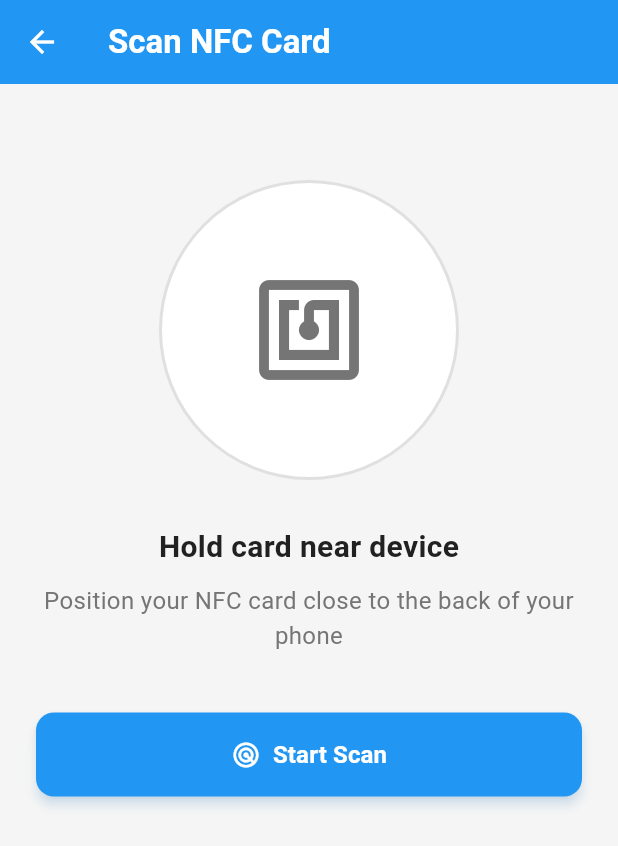
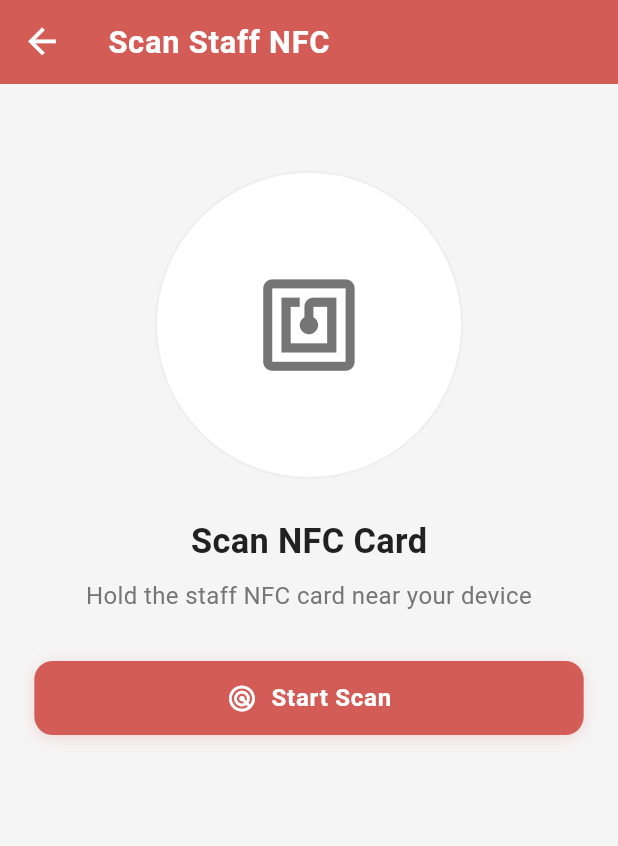
Before and after one commit to Umaiir11/nfcapp, a Flutter app: the ScanNfcScreen screen opened directly, on a phone screen of 412 x 824 dp. Shown: the top 846 px of the screen. Run offline on Flutter 3.47's test engine with Material 3 defaults, Android fonts, the phone set to English and light mode, and no system bars; our stand-ins replace flutter_screenutil, get; missing offline and left inert: flutter_nfc_kit, ndef.

Commit message:
ui rewamp

```diff
--- a/lib/app/configs/app_colors.dart
+++ b/lib/app/configs/app_colors.dart
@@ -1,9 +1,9 @@
 import 'dart:ui';
 
 class AppColors {
-  static const Color primary = Color(0xFF2196F3);
-  static const Color primaryDark = Color(0xFF1976D2);
-  static const Color secondary = Color(0xFF03DAC6);
+  static const Color primary = Color(0xFFD35C57);
+  static const Color primaryDark = Color(0xFFEE4840);
+  static const Color secondary = Color(0xFFEFF0F0);
   static const Color background = Color(0xFFF5F5F5);
   static const Color surface = Color(0xFFFFFFFF);
   static const Color error = Color(0xFFE57373);
--- a/lib/app/views/scan_nfc_view.dart
+++ b/lib/app/views/scan_nfc_view.dart
@@ -1,7 +1,6 @@
-import 'package:flutter/cupertino.dart';
 import 'package:flutter/material.dart';
+import 'package:flutter_screenutil/flutter_screenutil.dart';
 import 'package:get/get.dart';
-import 'package:get/get_core/src/get_main.dart';
 
 import '../../widgets/custom_button.dart';
 import '../configs/app_colors.dart';
@@ -16,32 +15,41 @@ class ScanNfcScreen extends StatelessWidget {
     return Scaffold(
       backgroundColor: AppColors.background,
       appBar: AppBar(
+        backgroundColor: AppColors.primary,
+        elevation: 0,
         title: Text(
-          'Scan NFC Card',
+          'Scan Staff NFC',
           style: TextStyle(
             color: AppColors.surface,
-            fontWeight: FontWeight.bold,
+            fontSize: 18.sp,
+            fontWeight: FontWeight.w700,
+            letterSpacing: 0.5,
           ),
         ),
-        backgroundColor: AppColors.primary,
-        elevation: 0,
         leading: IconButton(
-          icon: Icon(Icons.arrow_back, color: AppColors.surface),
+          icon: Icon(Icons.arrow_back, color: AppColors.surface, size: 24.w),
           onPressed: () => Get.back(),
+        ),
+        flexibleSpace: Container(
+          decoration: BoxDecoration(
+            gradient: LinearGradient(
+              colors: [AppColors.primary, AppColors.primary.withOpacity(0.8)],
+              begin: Alignment.topCenter,
+              end: Alignment.bottomCenter,
+            ),
+          ),
         ),
       ),
       body: SafeArea(
         child: Padding(
-          padding: EdgeInsets.all(24.0),
+          padding: EdgeInsets.symmetric(horizontal: 20.w, vertical: 24.h),
           child: Column(
             children: [
-              SizedBox(height: 40),
-
-              // NFC Animation
+              SizedBox(height: 32.h),
               Obx(() => AnimatedContainer(
-                duration: Duration(milliseconds: 500),
-                width: 200,
-                height: 200,
+                duration: Duration(milliseconds: 600),
+                width: 180.w,
+                height: 180.w,
                 decoration: BoxDecoration(
                   color: controller.isLoading.value
                       ? AppColors.primary.withOpacity(0.1)
@@ -50,16 +58,18 @@ class ScanNfcScreen extends StatelessWidget {
                   border: Border.all(
                     color: controller.isLoading.value
                         ? AppColors.primary
-                        : AppColors.divider,
-                    width: 2,
+                        : AppColors.divider.withOpacity(0.5),
+                    width: 1.5.w,
                   ),
-                  boxShadow: controller.isLoading.value ? [
+                  boxShadow: controller.isLoading.value
+                      ? [
                     BoxShadow(
-                      color: AppColors.primary.withOpacity(0.3),
-                      blurRadius: 20,
-                      spreadRadius: 5,
+                      color: AppColors.primary.withOpacity(0.2),
+                      blurRadius: 16.r,
+                      spreadRadius: 4.r,
                     ),
-                  ] : [],
+                  ]
+                      : [],
                 ),
                 child: Center(
                   child: controller.isLoading.value
@@ -68,68 +78,63 @@ class ScanNfcScreen extends StatelessWidget {
                     children: [
                       Icon(
                         Icons.nfc,
-                        size: 60,
+                        size: 48.w,
                         color: AppColors.primary,
                       ),
-                      SizedBox(height: 10),
-                      CircularProgressIndicator(
-                        valueColor: AlwaysStoppedAnimation<Color>(
-                          AppColors.primary,
+                      SizedBox(height: 12.h),
+                      SizedBox(
+                        width: 24.w,
+                        height: 24.w,
+                        child: CircularProgressIndicator(
+                          valueColor: AlwaysStoppedAnimation<Color>(
+                            AppColors.primary,
+                          ),
+                          strokeWidth: 2.w,
                         ),
                       ),
                     ],
                   )
                       : Icon(
                     Icons.nfc,
-                    size: 80,
+                    size: 64.w,
                     color: AppColors.textSecondary,
                   ),
                 ),
               )),
-
-              SizedBox(height: 30),
-
+              SizedBox(height: 24.h),
               Text(
-                'Hold card near device',
+                'Scan NFC Card',
                 style: TextStyle(
-                  fontSize: 20,
-                  fontWeight: FontWeight.w600,
+                  fontSize: 20.sp,
+                  fontWeight: FontWeight.w700,
                   color: AppColors.textPrimary,
                 ),
               ),
-
-              SizedBox(height: 10),
-
+              SizedBox(height: 8.h),
               Text(
-                'Position your NFC card close to the back of your phone',
+                'Hold the staff NFC card near your device',
                 textAlign: TextAlign.center,
                 style: TextStyle(
-                  fontSize: 16,
+                  fontSize: 14.sp,
                   color: AppColors.textSecondary,
+                  height: 1.4,
                 ),
               ),
-
-              SizedBox(height: 40),
-
-              // Scan Button
+              SizedBox(height: 32.h),
               Obx(() => PrimaryButton(
                 text: controller.isLoading.value ? 'Scanning...' : 'Start Scan',
                 onPressed: controller.isLoading.value ? null : controller.readNfcCard,
                 color: AppColors.primary,
                 icon: Icons.radar,
               )),
-
-              SizedBox(height: 30),
-
-              // Card Data Display
+              SizedBox(height: 24.h),
               Obx(() => controller.cardData.value.isNotEmpty
                   ? NfcCardView(
-                title: 'Card Information',
+                title: 'Staff Card Data',
                 data: controller.cardData.value,
                 onClear: controller.clearCardData,
               )
                   : SizedBox.shrink()),
-
               Spacer(),
             ],
           ),
--- a/lib/widgets/custom_button.dart
+++ b/lib/widgets/custom_button.dart
@@ -1,5 +1,5 @@
-import 'package:flutter/cupertino.dart';
 import 'package:flutter/material.dart';
+import 'package:flutter_screenutil/flutter_screenutil.dart';
 
 import '../app/configs/app_colors.dart';
 
@@ -23,21 +23,35 @@ class PrimaryButton extends StatelessWidget {
   Widget build(BuildContext context) {
     return Container(
       width: double.infinity,
-      height: 56,
+      height: 48.h, // Responsive height
+      decoration: BoxDecoration(
+        borderRadius: BorderRadius.circular(12.r),
+        boxShadow: [
+          BoxShadow(
+            color: color.withOpacity(0.2),
+            blurRadius: 8.r,
+            offset: Offset(0, 2.h),
+          ),
+        ],
+      ),
       child: ElevatedButton(
         onPressed: isLoading ? null : onPressed,
         style: ElevatedButton.styleFrom(
           backgroundColor: color,
-          disabledBackgroundColor: color.withOpacity(0.5),
+          disabledBackgroundColor: color.withOpacity(0.4),
           shape: RoundedRectangleBorder(
-            borderRadius: BorderRadius.circular(12),
+            borderRadius: BorderRadius.circular(12.r),
           ),
-          elevation: 3,
-          shadowColor: color.withOpacity(0.3),
+          elevation: 0, // Flat design for modern look
         ),
         child: isLoading
-            ? CircularProgressIndicator(
-          valueColor: AlwaysStoppedAnimation<Color>(AppColors.surface),
+            ? SizedBox(
+          width: 24.w,
+          height: 24.w,
+          child: CircularProgressIndicator(
+            valueColor: AlwaysStoppedAnimation<Color>(AppColors.surface),
+            strokeWidth: 2.w,
+          ),
         )
             : Row(
           mainAxisAlignment: MainAxisAlignment.center,
@@ -46,16 +60,17 @@ class PrimaryButton extends StatelessWidget {
               Icon(
                 icon,
                 color: AppColors.surface,
-                size: 20,
+                size: 18.w,
               ),
-              SizedBox(width: 8),
+              SizedBox(width: 8.w),
             ],
             Text(
               text,
               style: TextStyle(
-                fontSize: 16,
+                fontSize: 14.sp,
                 fontWeight: FontWeight.w600,
                 color: AppColors.surface,
+                letterSpacing: 0.5,
               ),
             ),
           ],
--- a/pubspec.yaml
+++ b/pubspec.yaml
@@ -35,9 +35,10 @@ dependencies:
   # Use with the CupertinoIcons class for iOS style icons.
   cupertino_icons: ^1.0.8
   get: ^4.6.6
-  nfc_manager: ^4.0.2
+
   flutter_nfc_kit: ^3.6.0
   ndef: ^0.3.4
+  flutter_screenutil: ^5.9.3
 
 
 dev_dependencies:
```
Also changed, not shown: lib/app/controller/nfc_controller.dart (+11 -6 lines), lib/app/views/home_view.dart (+54 -55 lines), lib/app/views/nfc_card_view.dart (+30 -25 lines), lib/app/views/splash_view.dart (+38 -22 lines), lib/app/views/write_nfc.dart (+56 -94 lines), pubspec.lock, 8 other files.
